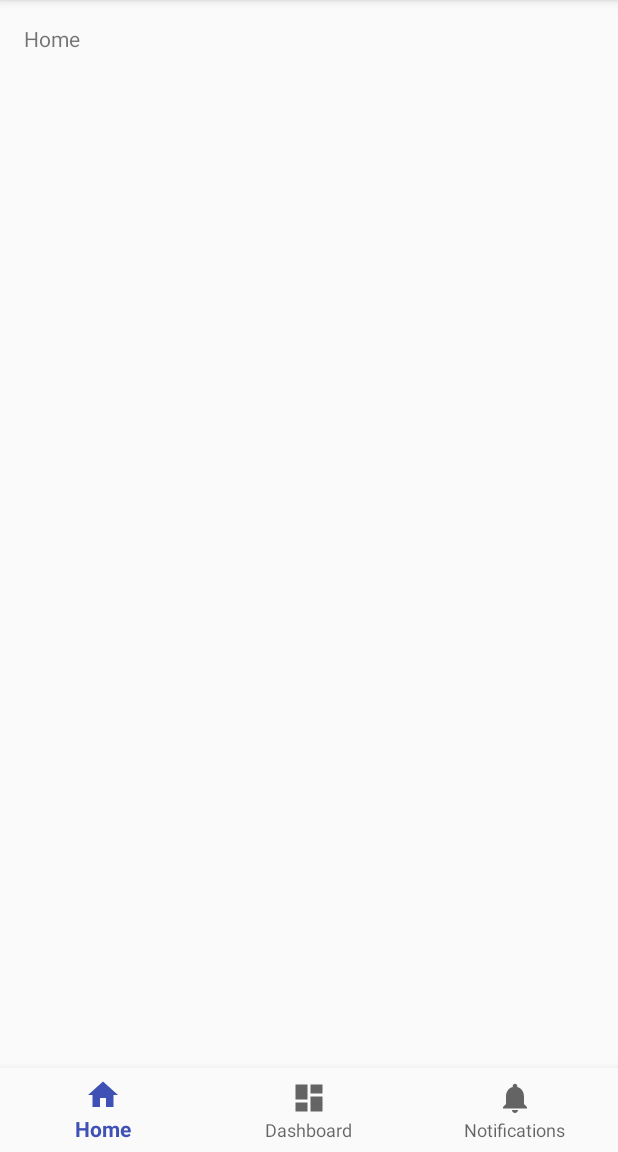
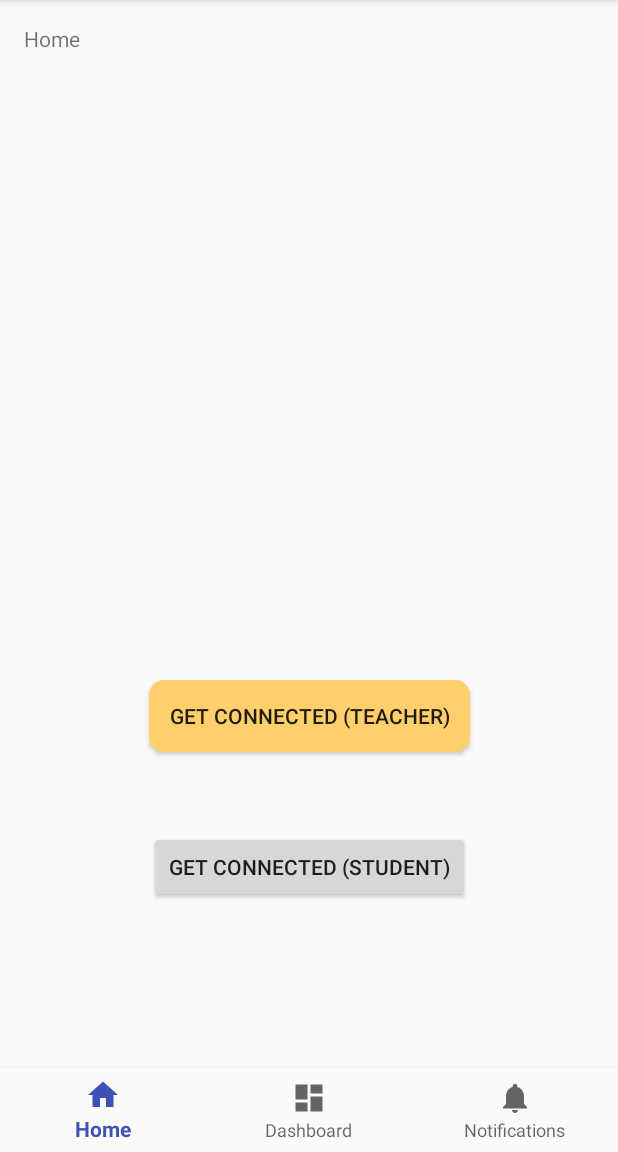
Before and after one commit to educonnect-194h/EduConnect, an Android app: the screen it shows after launch (MainActivity), on a phone screen of 412 x 824 dp, the part 84-1236 px from its top. Run offline under Robolectric (Android 15) with nearby library versions, the phone set to English and light mode, and no system bars.

Commit message:
started login

```diff
--- /dev/null
+++ b/EduConnectApp/app/src/main/res/drawable/layer_list.xml
@@ -0,0 +1,13 @@
+<?xml version="1.0" encoding="utf-8"?>
+<selector xmlns:android="http://schemas.android.com/apk/res/android">
+    <!-- Style for "rectangle" -->
+    <!-- Add this snippet to layer-list xml in drawable. -->
+    <!-- Style for "rectangle" -->
+    <!-- Add this snippet to layer-list xml in drawable. -->
+    <item android:width="295dp" android:height="47dp">
+        <shape android:shape="rectangle">
+            <corners android:radius="10dp" />
+            <solid android:color="#ffffcf6b" />
+        </shape>
+    </item>
+</selector>
--- a/EduConnectApp/app/src/main/res/layout/activity_main.xml
+++ b/EduConnectApp/app/src/main/res/layout/activity_main.xml
@@ -6,6 +6,7 @@
     android:layout_width="match_parent"
     android:layout_height="match_parent"
     tools:context="edu.stanford.cs147.educonnectapp.MainActivity">
+
 
     <TextView
         android:id="@+id/message"
@@ -17,6 +18,7 @@
         android:text="@string/title_home"
         app:layout_constraintLeft_toLeftOf="parent"
         app:layout_constraintTop_toTopOf="parent" />
+
 
     <android.support.design.widget.BottomNavigationView
         android:id="@+id/navigation"
@@ -30,4 +32,35 @@
         app:layout_constraintRight_toRightOf="parent"
         app:menu="@menu/navigation" />
 
+    <Button
+        android:id="@+id/loginButtonTeacher"
+        android:layout_width="214dp"
+        android:layout_height="wrap_content"
+        android:layout_marginBottom="8dp"
+        android:layout_marginEnd="8dp"
+        android:layout_marginStart="8dp"
+        android:layout_marginTop="8dp"
+        android:text="Get Connected (Teacher)"
+        app:layout_constraintBottom_toTopOf="@+id/navigation"
+        app:layout_constraintEnd_toEndOf="parent"
+        app:layout_constraintStart_toStartOf="parent"
+        app:layout_constraintTop_toTopOf="parent"
+        app:layout_constraintVertical_bias="0.687"
+        android:background="@drawable/layer_list"/>
+
+    <Button
+        android:id="@+id/loginButtonStudent"
+        android:layout_width="214dp"
+        android:layout_height="wrap_content"
+        android:layout_marginBottom="8dp"
+        android:layout_marginEnd="8dp"
+        android:layout_marginStart="8dp"
+        android:layout_marginTop="8dp"
+        android:text="Get Connected (Student)"
+        app:layout_constraintBottom_toTopOf="@+id/navigation"
+        app:layout_constraintEnd_toEndOf="parent"
+        app:layout_constraintStart_toStartOf="parent"
+        app:layout_constraintTop_toTopOf="parent"
+        app:layout_constraintVertical_bias="0.843" />
+
 </android.support.constraint.ConstraintLayout>
--- a/EduConnectApp/app/src/main/res/values/styles.xml
+++ b/EduConnectApp/app/src/main/res/values/styles.xml
@@ -8,4 +8,12 @@
         <item name="colorAccent">@color/colorAccent</item>
     </style>
 
+    <!-- Text style for "get_connec" -->
+    <!-- Add this snippet to styles.xml. -->
+    <style name="get_connec">
+        <item name="android:textColor">#ffffffff</item>
+        <item name="android:textSize">18sp</item>
+        <item name="android:text">Get Connected! (teacher)</item>
+    </style>
+
 </resources>
```
Also changed, not shown: EduConnectApp/app/src/main/res/drawable/ic_dashboard_black_24dp.xml (line endings or trailing spaces).
